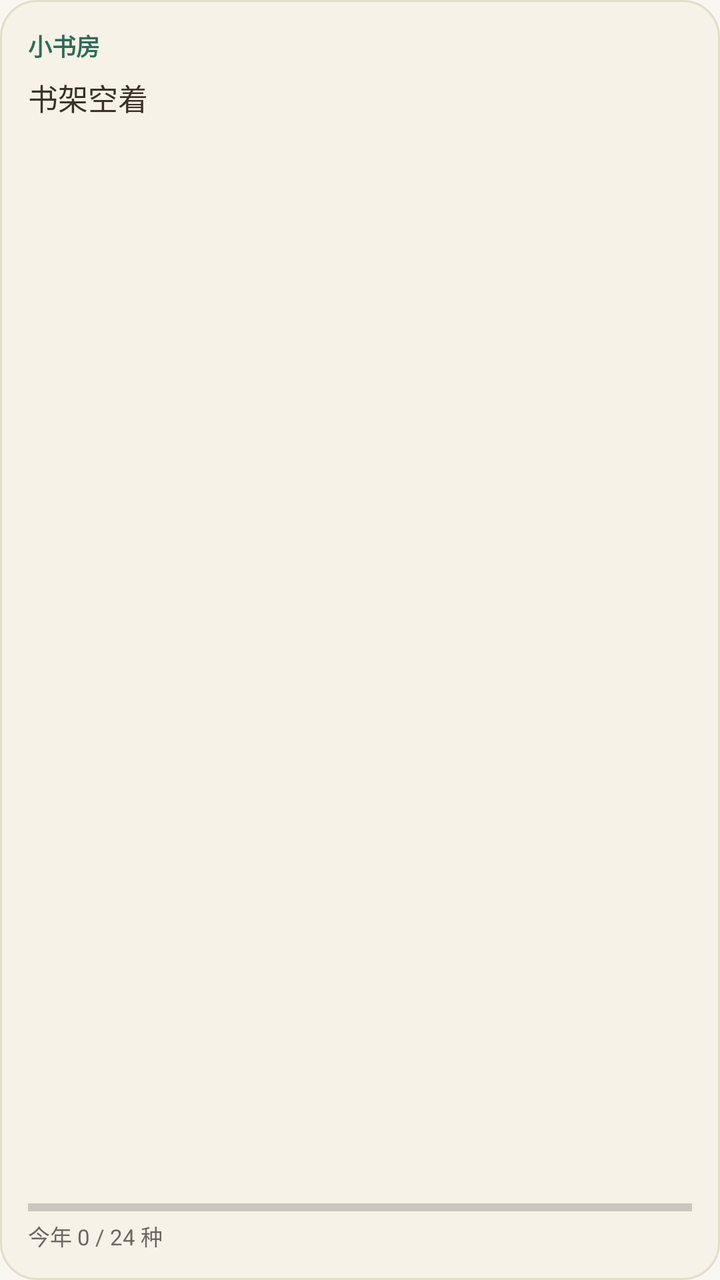
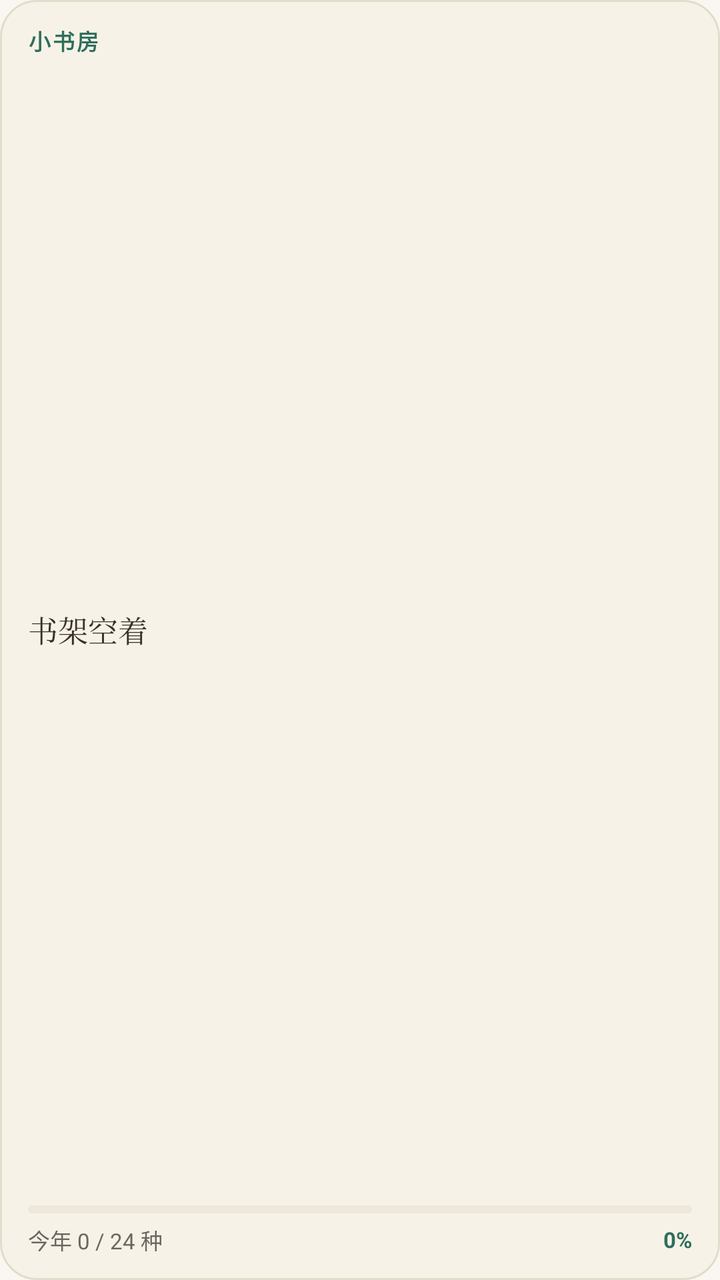

Compare the two renders of this Android layout. The source of the first and the diff that turns it into the second are given below.
<!-- AndroidManifest.xml: application theme Theme.Bookshelf -->
<!-- res/layout/widget_reading.xml -->
<?xml version="1.0" encoding="utf-8"?>
<LinearLayout xmlns:android="http://schemas.android.com/apk/res/android"
    android:id="@+id/widget_root"
    android:layout_width="match_parent"
    android:layout_height="match_parent"
    android:background="@drawable/bg_widget"
    android:orientation="vertical"
    android:padding="14dp">

    <TextView
        android:layout_width="match_parent"
        android:layout_height="wrap_content"
        android:text="小书房"
        android:textColor="#2E6B57"
        android:textSize="12sp"
        android:textStyle="bold" />

    <TextView
        android:id="@+id/widget_reading"
        android:layout_width="match_parent"
        android:layout_height="0dp"
        android:layout_marginTop="6dp"
        android:layout_weight="1"
        android:ellipsize="end"
        android:maxLines="3"
        android:text="书架空着"
        android:textColor="#3A3228"
        android:textSize="15sp" />

    <ProgressBar
        android:id="@+id/widget_progress"
        style="?android:attr/progressBarStyleHorizontal"
        android:layout_width="match_parent"
        android:layout_height="4dp"
        android:layout_marginTop="6dp"
        android:max="100"
        android:progress="0" />

    <TextView
        android:id="@+id/widget_goal"
        android:layout_width="match_parent"
        android:layout_height="wrap_content"
        android:layout_marginTop="4dp"
        android:ellipsize="end"
        android:singleLine="true"
        android:text="今年 0 / 24 种"
        android:textColor="#6B6660"
        android:textSize="11sp" />

    <TextView
        android:id="@+id/widget_due"
        android:layout_width="match_parent"
        android:layout_height="wrap_content"
        android:layout_marginTop="2dp"
        android:ellipsize="end"
        android:singleLine="true"
        android:textColor="#B3261E"
        android:textSize="11sp"
        android:visibility="gone" />
</LinearLayout>
<!-- resources referenced by this layout -->
<resources>
  <!-- drawable bg_widget (drawable) -->
  <?xml version="1.0" encoding="utf-8"?>
  <shape xmlns:android="http://schemas.android.com/apk/res/android"
      android:shape="rectangle">
      <solid android:color="#F7F2E7" />
      <corners android:radius="18dp" />
      <stroke
          android:width="1dp"
          android:color="#E3DCCB" />
  </shape>
  <color name="primary">#2E6E5C</color>
  <color name="primary_dark">#1F4D40</color>
  <color name="accent">#C08A3E</color>
  <color name="chip_bg">#E8F0ED</color>
  <color name="green_container">#E6F0EC</color>
  <color name="green_on_container">#1C4A3E</color>
  <color name="green_page">#FAF7F2</color>
  <color name="green_surface">#FFFDF9</color>
  <color name="green_surface_dim">#F3EEE6</color>
  <color name="green_outline">#E6E0D5</color>
  <color name="green_outline_strong">#D8D0C2</color>
  <color name="bg_page">#FAF7F2</color>
  <color name="surface">#FFFDF9</color>
  <color name="surface_dim">#F4F0E9</color>
  <color name="outline">#E6E0D5</color>
  <color name="outline_strong">#CFC5B4</color>
  <color name="text_main">#2B2B2B</color>
  <color name="text_sub">#6B6660</color>
  <color name="accent_text">#8A5A1A</color>
  <style name="Widget.Bookshelf.MaterialCard" parent="Widget.Material3.CardView.Outlined">
          <item name="cardCornerRadius">@dimen/card_corner</item>
          <item name="cardElevation">0dp</item>
          <item name="strokeColor">?attr/outline</item>
          <item name="strokeWidth">1dp</item>
      </style>
  <style name="Widget.Bookshelf.ChipGroup" parent="Widget.Material3.ChipGroup">
          <item name="chipSpacingHorizontal">8dp</item>
          <item name="chipSpacingVertical">4dp</item>
          <item name="singleLine">false</item>
      </style>
  <style name="ThemeOverlay.Bookshelf.BottomSheet" parent="ThemeOverlay.Material3.BottomSheetDialog">
          <item name="bottomSheetStyle">@style/Widget.Bookshelf.BottomSheet</item>
      </style>
  <style name="ShapeAppearance.Bookshelf.Medium" parent="ShapeAppearance.Material3.Corner.Medium">
          <item name="cornerSize">@dimen/radius_md</item>
      </style>
  <dimen name="text_body_small">13sp</dimen>
  <dimen name="radius_md">12dp</dimen>
  <dimen name="card_corner">16dp</dimen>
  <style name="ShapeAppearance.Bookshelf.Pill" parent="ShapeAppearance.Material3.Corner.Full">
          <item name="cornerSize">50%</item>
      </style>
  <style name="TextAppearance.Bookshelf.DialogTitle" parent="MaterialAlertDialog.Material3.Title.Text">
          <item name="android:textSize">@dimen/text_title_toolbar</item>
          <item name="android:textStyle">bold</item>
          <item name="android:textColor">?attr/on_surface</item>
      </style>
  <style name="Widget.Bookshelf.Button.Dialog" parent="Widget.Material3.Button.TextButton.Dialog">
          <item name="android:textSize">@dimen/text_body_small</item>
          <item name="android:textAllCaps">false</item>
      </style>
  <style name="ShapeAppearance.Bookshelf.Dialog" parent="ShapeAppearance.Material3.Corner.Large">
          <item name="cornerSize">@dimen/card_corner</item>
      </style>
  <dimen name="text_title_toolbar">16sp</dimen>
  <!-- unchanged entries left out for length: 9 -->
</resources>

<!-- the commit's change to res/layout/widget_reading.xml (unified diff, before → after) -->
@@ -5,48 +5,75 @@
     android:layout_height="match_parent"
     android:background="@drawable/bg_widget"
     android:orientation="vertical"
-    android:padding="14dp">
+    android:paddingStart="14dp"
+    android:paddingTop="12dp"
+    android:paddingEnd="14dp"
+    android:paddingBottom="12dp">
 
     <TextView
+        android:id="@+id/widget_brand"
         android:layout_width="match_parent"
         android:layout_height="wrap_content"
+        android:letterSpacing="0.08"
         android:text="小书房"
-        android:textColor="#2E6B57"
-        android:textSize="12sp"
+        android:textColor="@color/widget_title"
+        android:textSize="11sp"
         android:textStyle="bold" />
 
     <TextView
         android:id="@+id/widget_reading"
         android:layout_width="match_parent"
         android:layout_height="0dp"
-        android:layout_marginTop="6dp"
+        android:layout_marginTop="5dp"
         android:layout_weight="1"
         android:ellipsize="end"
-        android:maxLines="3"
+        android:fontFamily="serif"
+        android:gravity="center_vertical"
+        android:maxLines="2"
         android:text="书架空着"
-        android:textColor="#3A3228"
+        android:textColor="@color/widget_text"
         android:textSize="15sp" />
 
-    <ProgressBar
+    <ImageView
         android:id="@+id/widget_progress"
-        style="?android:attr/progressBarStyleHorizontal"
         android:layout_width="match_parent"
         android:layout_height="4dp"
         android:layout_marginTop="6dp"
-        android:max="100"
-        android:progress="0" />
+        android:importantForAccessibility="no"
+        android:scaleType="fitXY"
+        android:src="@drawable/progress_widget" />
 
-    <TextView
-        android:id="@+id/widget_goal"
+    <LinearLayout
         android:layout_width="match_parent"
         android:layout_height="wrap_content"
-        android:layout_marginTop="4dp"
-        android:ellipsize="end"
-        android:singleLine="true"
-        android:text="今年 0 / 24 种"
-        android:textColor="#6B6660"
-        android:textSize="11sp" />
+        android:layout_marginTop="5dp"
+        android:gravity="center_vertical"
+        android:orientation="horizontal">
 
+        <TextView
+            android:id="@+id/widget_goal"
+            android:layout_width="0dp"
+            android:layout_height="wrap_content"
+            android:layout_weight="1"
+            android:ellipsize="end"
+            android:singleLine="true"
+            android:text="今年 0 / 24 种"
+            android:textColor="@color/widget_sub"
+            android:textSize="11sp" />
+
+        <TextView
+            android:id="@+id/widget_percent"
+            android:layout_width="wrap_content"
+            android:layout_height="wrap_content"
+            android:layout_marginStart="6dp"
+            android:singleLine="true"
+            android:text="0%"
+            android:textColor="@color/widget_title"
+            android:textSize="11sp"
+            android:textStyle="bold" />
+    </LinearLayout>
+
+    
     <TextView
         android:id="@+id/widget_due"
         android:layout_width="match_parent"
@@ -54,7 +81,18 @@
         android:layout_marginTop="2dp"
         android:ellipsize="end"
         android:singleLine="true"
-        android:textColor="#B3261E"
+        android:textColor="@color/widget_error"
+        android:textSize="11sp"
+        android:visibility="gone" />
+
+    <TextView
+        android:id="@+id/widget_due_today"
+        android:layout_width="match_parent"
+        android:layout_height="wrap_content"
+        android:layout_marginTop="1dp"
+        android:ellipsize="end"
+        android:singleLine="true"
+        android:textColor="@color/widget_sub"
         android:textSize="11sp"
         android:visibility="gone" />
 </LinearLayout>
<!-- resource entries referenced after the edit -->
@@ -1,15 +1,29 @@
 <!-- resources referenced by this layout -->
 <resources>
+  <color name="widget_error">#B3261E</color>
+  <color name="widget_sub">#6B6660</color>
+  <color name="widget_text">#3A3228</color>
+  <color name="widget_title">#2E6E5C</color>
   <!-- drawable bg_widget (drawable) -->
   <?xml version="1.0" encoding="utf-8"?>
   <shape xmlns:android="http://schemas.android.com/apk/res/android"
       android:shape="rectangle">
-      <solid android:color="#F7F2E7" />
+      <solid android:color="@color/widget_bg" />
       <corners android:radius="18dp" />
       <stroke
           android:width="1dp"
-          android:color="#E3DCCB" />
+          android:color="@color/widget_outline" />
   </shape>
+  <!-- drawable progress_widget (drawable) -->
+  <?xml version="1.0" encoding="utf-8"?>
+  <shape xmlns:android="http://schemas.android.com/apk/res/android"
+      android:shape="rectangle">
+      <solid android:color="@color/widget_track" />
+      <corners android:radius="2dp" />
+  </shape>
+  <color name="widget_bg">#F7F2E7</color>
+  <color name="widget_outline">#E3DCCB</color>
+  <color name="widget_track">#EDE7DC</color>
   <color name="primary">#2E6E5C</color>
   <color name="primary_dark">#1F4D40</color>
   <color name="accent">#C08A3E</color>
